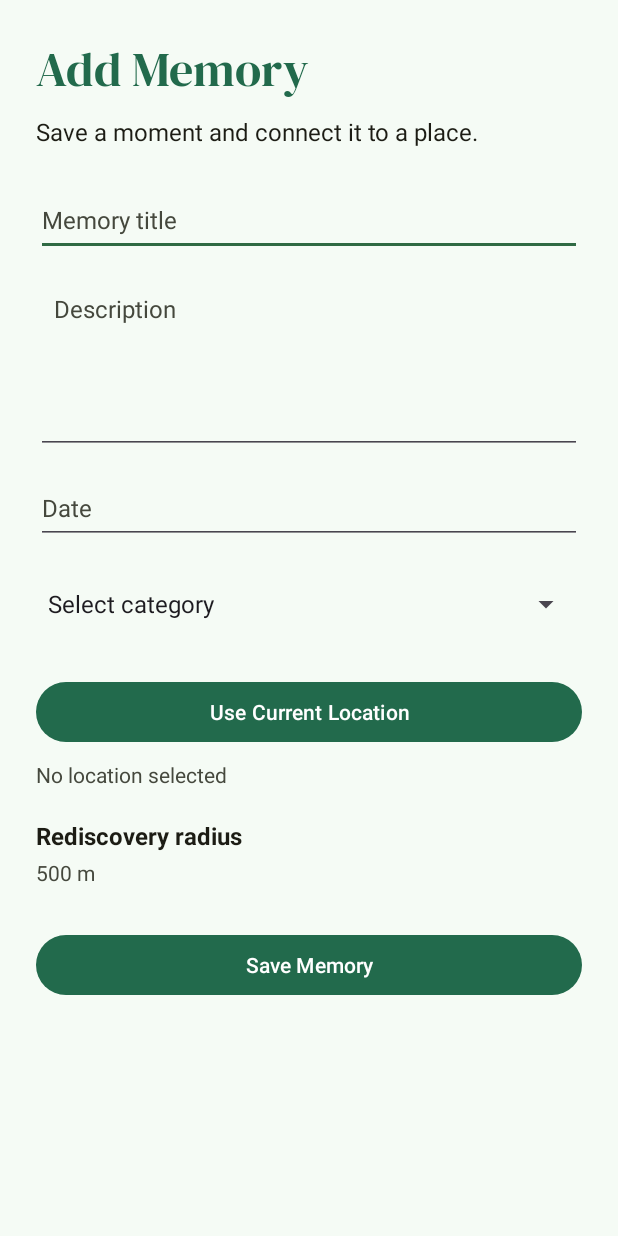
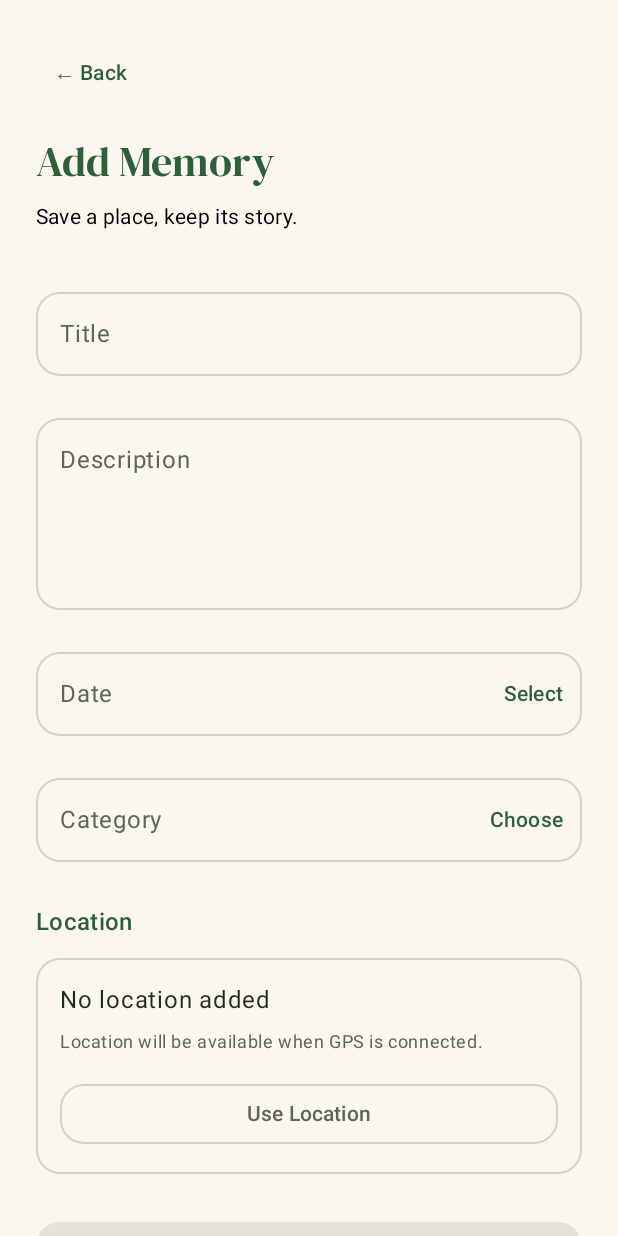
Before and after one commit to AlineACosta12/MemoryLane-Mobile-Development, an Android app built with Jetpack Compose: the screen it shows after launch (AddMemoryActivity), after a tap on "Add Memory", on a phone screen of 412 x 824 dp. Run offline under Robolectric (Android 15) with nearby library versions, the phone set to English and light mode, and no system bars.

Commit message:
migrate Add Memory screen to Jetpack Compose

```diff
--- a/app/src/main/java/com/aline/memorylane/AddMemoryActivity.kt
+++ b/app/src/main/java/com/aline/memorylane/AddMemoryActivity.kt
@@ -1,179 +1,61 @@
 package com.aline.memorylane
 
-import android.app.DatePickerDialog
 import android.os.Bundle
-import android.widget.ArrayAdapter
-import android.widget.Button
-import android.widget.EditText
-import android.widget.Spinner
-import android.widget.TextView
 import android.widget.Toast
+import androidx.activity.compose.setContent
 import androidx.activity.enableEdgeToEdge
 import androidx.appcompat.app.AppCompatActivity
-import androidx.core.view.ViewCompat
-import androidx.core.view.WindowInsetsCompat
-import java.util.Calendar
+import androidx.compose.foundation.background
+import androidx.compose.foundation.layout.Box
+import androidx.compose.foundation.layout.fillMaxSize
+import androidx.compose.foundation.layout.systemBarsPadding
+import androidx.compose.material3.MaterialTheme
+import androidx.compose.ui.Modifier
+import com.aline.memorylane.ui.screens.AddMemoryScreen
+import com.aline.memorylane.ui.theme.MemoryLaneTheme
 
 class AddMemoryActivity : AppCompatActivity() {
 
     override fun onCreate(savedInstanceState: Bundle?) {
         super.onCreate(savedInstanceState)
-        // Let the app draw behind the status bar and navigation bar
         enableEdgeToEdge()
-        // Load the layout for this screen
-        setContentView(R.layout.activity_add_memory)
 
-        // Add padding so the content doesn't go under the system bars
-        ViewCompat.setOnApplyWindowInsetsListener(findViewById(R.id.main)) { v, insets ->
-            val systemBars = insets.getInsets(WindowInsetsCompat.Type.systemBars())
+        setContent {
+            MemoryLaneTheme {
+                Box(
+                    modifier = Modifier
+                        .fillMaxSize()
+                        .background(MaterialTheme.colorScheme.background)
+                        .systemBarsPadding()
+                ) {
+                    AddMemoryScreen(
+                        onBack = {
+                            finish()
+                        },
+                        onSave = { title, description, date, category ->
 
-            v.setPadding(
-                systemBars.left,
-                systemBars.top,
-                systemBars.right,
-                systemBars.bottom
-            )
-
-            insets
-        }
-
-        // DATE
-        // Get the date field from the layout
-        val dateInput = findViewById<EditText>(R.id.editMemoryDate)
-
-        // When the date field is clicked, show a calendar to pick a date
-        dateInput.setOnClickListener {
-
-            // Get today's date so the calendar starts on today
-            val calendar = Calendar.getInstance()
-
-            val year = calendar.get(Calendar.YEAR)
-            val month = calendar.get(Calendar.MONTH)
-            val day = calendar.get(Calendar.DAY_OF_MONTH)
-
-            // Create the date picker pop-up
-            val datePicker = DatePickerDialog(
-                this,
-                { _, selectedYear, selectedMonth, selectedDay ->
-
-                    // Months start at 0, so we add 1 to show the correct month
-                    val selectedDate =
-                        "$selectedDay/${selectedMonth + 1}/$selectedYear"
-
-                    // Show the chosen date in the date field
-                    dateInput.setText(selectedDate)
-                },
-                year,
-                month,
-                day
-            )
-
-            // Show the date picker on the screen
-            datePicker.show()
-        }
-
-        // CATEGORY
-        // Get the dropdown (spinner) for the category
-        val categorySpinner = findViewById<Spinner>(R.id.spinnerCategory)
-
-        // List of categories the user can choose from
-        val categories = arrayOf(
-            "Select category",
-            "Together",
-            "Adventure",
-            "Milestone",
-            "Little Moments",
-            "Celebration",
-            "Special Place"
-        )
-
-        // Adapter connects the list of categories to the spinner
-        val categoryAdapter = ArrayAdapter(
-            this,
-            android.R.layout.simple_spinner_item,
-            categories
-        )
-
-        // Set how the dropdown list looks when it opens
-        categoryAdapter.setDropDownViewResource(
-            android.R.layout.simple_spinner_dropdown_item
-        )
-
-        // Attach the adapter to the spinner
-        categorySpinner.adapter = categoryAdapter
-
-        // SAVE
-        // Get the other views from the layout
-        val saveButton = findViewById<Button>(R.id.buttonSaveMemory)
-        val titleInput = findViewById<EditText>(R.id.editMemoryTitle)
-        val descriptionInput = findViewById<EditText>(R.id.editMemoryDescription)
-        val locationButton = findViewById<Button>(R.id.buttonUseLocation)
-        val locationStatus = findViewById<TextView>(R.id.textLocationStatus)
-
-        // Location button (GPS is not added yet, so just show a message)
-        locationButton.setOnClickListener {
-
-            // Update the text under the button
-            locationStatus.text = "Location integration planned for Milestone 2"
-
-            // Show a short pop-up message
+                            if (
+                                title.isBlank() ||
+                                description.isBlank() ||
+                                date.isBlank() ||
+                                category.isBlank()
+                            ) {
                                 Toast.makeText(
-                this,
-                "GPS will be connected in the next milestone",
+                                    this@AddMemoryActivity,
+                                    "Please complete all fields",
                                     Toast.LENGTH_SHORT
                                 ).show()
-        }
-
-        // When the Save button is clicked, check that all fields are filled in
-        saveButton.setOnClickListener {
-
-            // Get the text the user typed (trim removes extra spaces)
-            val title = titleInput.text.toString().trim()
-            val description = descriptionInput.text.toString().trim()
-            val date = dateInput.text.toString().trim()
-
-            // Check the title is not empty
-            if (title.isEmpty()) {
-                titleInput.error = "Please enter a memory title"
-                return@setOnClickListener
-            }
-
-            // Check the description is not empty
-            if (description.isEmpty()) {
-                descriptionInput.error = "Please enter a description"
-                return@setOnClickListener
-            }
-
-            // Check a date was picked
-            if (date.isEmpty()) {
+                            } else {
                                 Toast.makeText(
-                    this,
-                    "Please select a date",
-                    Toast.LENGTH_SHORT
-                ).show()
-
-                return@setOnClickListener
-            }
-
-            // Check a real category was picked (position 0 is "Select category")
-            if (categorySpinner.selectedItemPosition == 0) {
-
-                Toast.makeText(
-                    this,
-                    "Please select a category",
-                    Toast.LENGTH_SHORT
-                ).show()
-
-                return@setOnClickListener
-            }
-
-            // All fields are OK, show a success message
-            // (saving to a database will be added later)
-            Toast.makeText(
-                this,
+                                    this@AddMemoryActivity,
                                     "Memory details are ready to save",
                                     Toast.LENGTH_SHORT
                                 ).show()
                             }
                         }
+                    )
                 }
+            }
+        }
+    }
+}
--- /dev/null
+++ b/app/src/main/java/com/aline/memorylane/ui/screens/AddMemoryScreen.kt
@@ -0,0 +1,274 @@
+
+package com.aline.memorylane.ui.screens
+
+import androidx.compose.foundation.background
+import androidx.compose.foundation.layout.*
+import androidx.compose.foundation.rememberScrollState
+import androidx.compose.foundation.shape.RoundedCornerShape
+import androidx.compose.foundation.verticalScroll
+import androidx.compose.material3.*
+import androidx.compose.runtime.*
+import androidx.compose.runtime.saveable.rememberSaveable
+import androidx.compose.ui.Modifier
+import android.app.DatePickerDialog
+import androidx.compose.ui.platform.LocalContext
+import java.util.Calendar
+import android.widget.Toast
+import androidx.compose.ui.unit.dp
+import androidx.compose.ui.tooling.preview.Preview
+import com.aline.memorylane.ui.theme.MemoryLaneTheme
+
+
+@Composable
+fun AddMemoryScreen(
+    onBack: () -> Unit,
+    onSave: (String, String, String, String) -> Unit
+) {
+
+    var title by rememberSaveable { mutableStateOf("") }
+    var description by rememberSaveable { mutableStateOf("") }
+    var date by rememberSaveable { mutableStateOf("") }
+    val context = LocalContext.current
+    var locationStatus by rememberSaveable {
+        mutableStateOf("Location will be available when GPS is connected.")
+    }
+    var category by rememberSaveable { mutableStateOf("") }
+    var categoryMenuExpanded by remember { mutableStateOf(false) }
+
+
+    Column(
+        modifier = Modifier
+            .fillMaxSize()
+            .background(MaterialTheme.colorScheme.background)
+            .verticalScroll(rememberScrollState())
+            .padding(24.dp)
+    ) {
+
+        // Back button
+        TextButton(onClick = onBack) {
+            Text("← Back")
+        }
+
+        Spacer(modifier = Modifier.height(16.dp))
+
+        // Screen heading
+        Text(
+            text = "Add Memory",
+            style = MaterialTheme.typography.headlineMedium,
+            color = MaterialTheme.colorScheme.primary
+        )
+
+        Spacer(modifier = Modifier.height(8.dp))
+
+        Text(
+            text = "Save a place, keep its story.",
+            style = MaterialTheme.typography.bodyMedium
+        )
+
+        Spacer(modifier = Modifier.height(32.dp))
+
+        // Memory title
+        OutlinedTextField(
+            value = title,
+            onValueChange = { title = it },
+            label = { Text("Title") },
+            placeholder = { Text("e.g. First Coffee Together") },
+            singleLine = true,
+            modifier = Modifier.fillMaxWidth(),
+            shape = RoundedCornerShape(16.dp)
+        )
+
+        Spacer(modifier = Modifier.height(20.dp))
+
+        // Memory description
+        OutlinedTextField(
+            value = description,
+            onValueChange = { description = it },
+            label = { Text("Description") },
+            placeholder = { Text("Tell the story of this memory...") },
+            minLines = 4,
+            modifier = Modifier.fillMaxWidth(),
+            shape = RoundedCornerShape(16.dp)
+        )
+
+        Spacer(modifier = Modifier.height(20.dp))
+
+        // Memory date
+        OutlinedTextField(
+            value = date,
+            onValueChange = {},
+            label = { Text("Date") },
+            placeholder = { Text("Select a date") },
+            readOnly = true,
+            singleLine = true,
+            modifier = Modifier.fillMaxWidth(),
+            shape = RoundedCornerShape(16.dp),
+            trailingIcon = {
+                TextButton(
+                    onClick = {
+                        val today = Calendar.getInstance()
+
+                        DatePickerDialog(
+                            context,
+                            { _, year, month, day ->
+                                date = "%02d/%02d/%04d".format(
+                                    day,
+                                    month + 1,
+                                    year
+                                )
+                            },
+                            today.get(Calendar.YEAR),
+                            today.get(Calendar.MONTH),
+                            today.get(Calendar.DAY_OF_MONTH)
+                        ).show()
+                    }
+                ) {
+                    Text("Select")
+                }
+            }
+        )
+
+        Spacer(modifier = Modifier.height(20.dp))
+
+        // Memory category
+        Box(modifier = Modifier.fillMaxWidth()) {
+
+            OutlinedTextField(
+                value = category,
+                onValueChange = {},
+                label = { Text("Category") },
+                placeholder = { Text("Choose a category") },
+                readOnly = true,
+                singleLine = true,
+                modifier = Modifier.fillMaxWidth(),
+                shape = RoundedCornerShape(16.dp),
+                trailingIcon = {
+                    TextButton(
+                        onClick = { categoryMenuExpanded = true }
+                    ) {
+                        Text("Choose")
+                    }
+                }
+            )
+
+            DropdownMenu(
+                expanded = categoryMenuExpanded,
+                onDismissRequest = {
+                    categoryMenuExpanded = false
+                }
+            ) {
+                listOf(
+                    "Together",
+                    "Adventure",
+                    "Milestone",
+                    "Little Moments",
+                    "Celebration",
+                    "Special Place"
+                ).forEach { option ->
+                    DropdownMenuItem(
+                        text = { Text(option) },
+                        onClick = {
+                            category = option
+                            categoryMenuExpanded = false
+                        }
+                    )
+                }
+            }
+        }
+
+        Spacer(modifier = Modifier.height(28.dp))
+
+        // Location section
+        Text(
+            text = "Location",
+            style = MaterialTheme.typography.titleMedium,
+            color = MaterialTheme.colorScheme.primary
+        )
+
+        Spacer(modifier = Modifier.height(12.dp))
+
+        Surface(
+            modifier = Modifier.fillMaxWidth(),
+            shape = RoundedCornerShape(16.dp),
+            color = MaterialTheme.colorScheme.surface,
+            border = androidx.compose.foundation.BorderStroke(
+                1.dp,
+                MaterialTheme.colorScheme.outlineVariant
+            )
+        ) {
+            Column(
+                modifier = Modifier.padding(16.dp)
+            ) {
+                Text(
+                    text = "No location added",
+                    style = MaterialTheme.typography.bodyLarge
+                )
+
+                Spacer(modifier = Modifier.height(8.dp))
+
+                Text(
+                    text = locationStatus,
+                    style = MaterialTheme.typography.bodySmall,
+                    color = MaterialTheme.colorScheme.onSurfaceVariant
+                )
+
+                Spacer(modifier = Modifier.height(16.dp))
+
+                // Use Location button
+                OutlinedButton(
+                    onClick = {
+                        locationStatus =
+                            "Location integration planned for Milestone 2"
+
+                        Toast.makeText(
+                            context,
+                            "GPS will be connected in the next milestone",
+                            Toast.LENGTH_SHORT
+                        ).show()
+                    },
+                    modifier = Modifier.fillMaxWidth(),
+                    shape = RoundedCornerShape(16.dp)
+                ) {
+                    Text("Use Location")
+                }
+            }
+        }
+        Spacer(modifier = Modifier.height(32.dp))
+
+        // Save memory button
+        Button(
+            onClick = {
+                onSave(
+                    title.trim(),
+                    description.trim(),
+                    date,
+                    category
+                )
+            },
+            modifier = Modifier
+                .fillMaxWidth()
+                .height(52.dp),
+            enabled = title.isNotBlank() &&
+                    description.isNotBlank() &&
+                    date.isNotBlank() &&
+                    category.isNotBlank(),
+            shape = RoundedCornerShape(16.dp)
+        ) {
+            Text("Save Memory")
+        }
+
+        Spacer(modifier = Modifier.height(24.dp))
+    }
+}
+
+@Preview(showBackground = true)
+@Composable
+private fun AddMemoryScreenPreview() {
+    MemoryLaneTheme {
+
+        AddMemoryScreen(
+            onBack = {},
+            onSave = { _, _, _, _ -> }
+        )
+    }
+}
```
Lines whose indentation alone changed are shown as unchanged.
